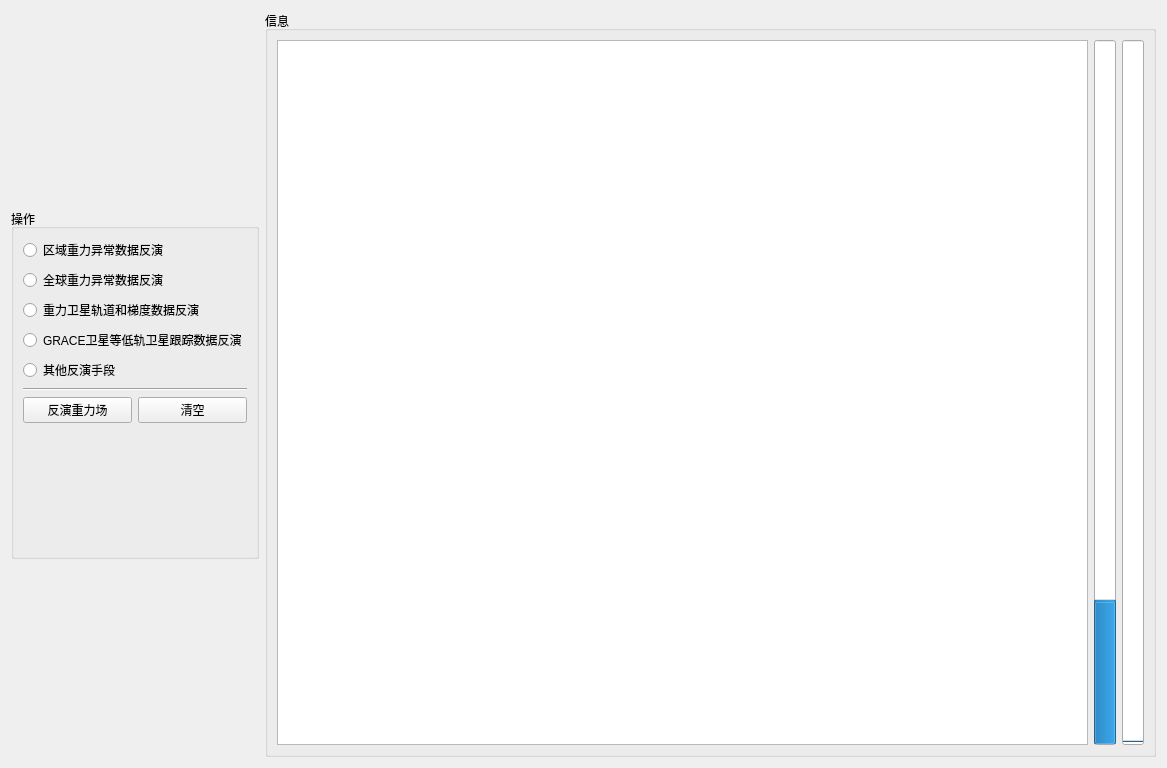
This is window/geodeticSurvey/inversionGravityFieldWight.ui in GanAHE/GNSSAMS as Qt 5 draws it before an edit. The edited form follows.
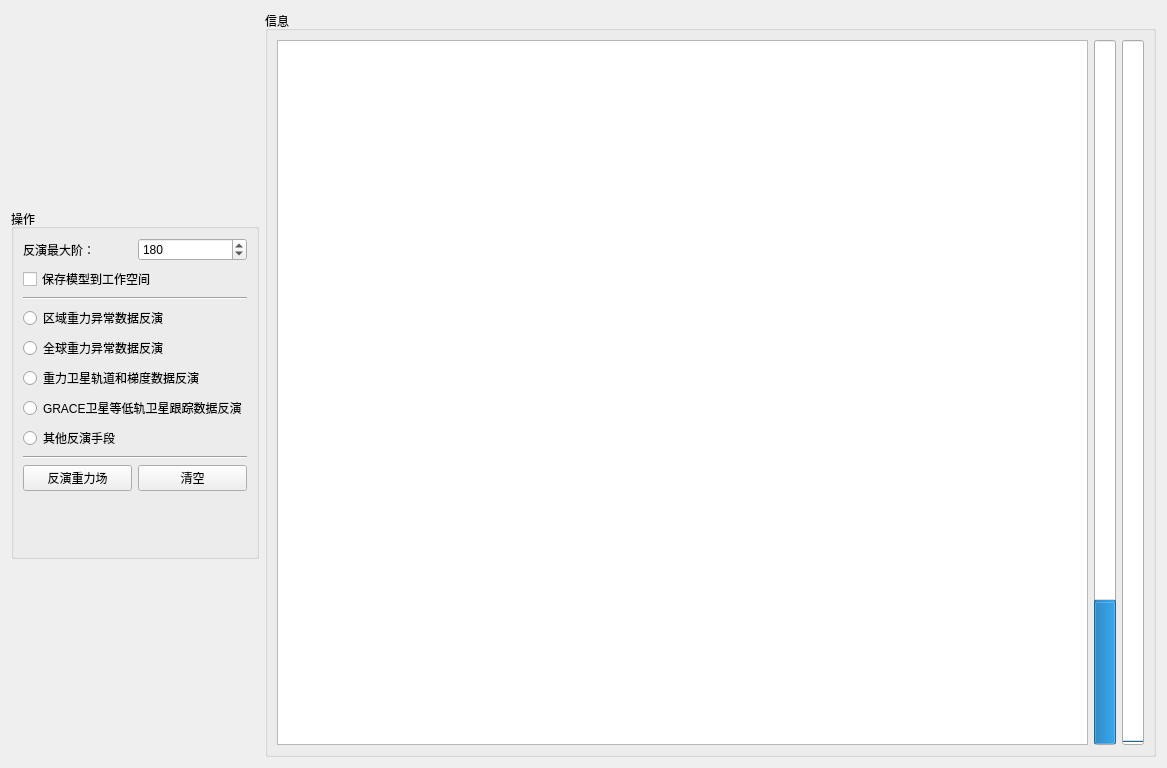
This is the edited form. Icons and pictures are not drawn.

Commit message: <add>新增重力场模型反演执行线程

Diff of the .ui file:
```diff
--- a/window/geodeticSurvey/inversionGravityFieldWight.ui
+++ b/window/geodeticSurvey/inversionGravityFieldWight.ui
@@ -30,6 +30,44 @@
       <string>操作</string>
      </property>
      <layout class="QVBoxLayout" name="verticalLayout_2">
+      <item>
+       <layout class="QHBoxLayout" name="horizontalLayout_5">
+        <item>
+         <widget class="QLabel" name="label_2">
+          <property name="text">
+           <string>反演最大阶：</string>
+          </property>
+         </widget>
+        </item>
+        <item>
+         <widget class="QSpinBox" name="spinBox">
+          <property name="minimum">
+           <number>2</number>
+          </property>
+          <property name="maximum">
+           <number>5000</number>
+          </property>
+          <property name="value">
+           <number>180</number>
+          </property>
+         </widget>
+        </item>
+       </layout>
+      </item>
+      <item>
+       <widget class="QCheckBox" name="checkBox">
+        <property name="text">
+         <string>保存模型到工作空间</string>
+        </property>
+       </widget>
+      </item>
+      <item>
+       <widget class="Line" name="line_2">
+        <property name="orientation">
+         <enum>Qt::Horizontal</enum>
+        </property>
+       </widget>
+      </item>
       <item>
        <widget class="QRadioButton" name="radioButton">
         <property name="text">
```
The commit also changes 4 other files.
